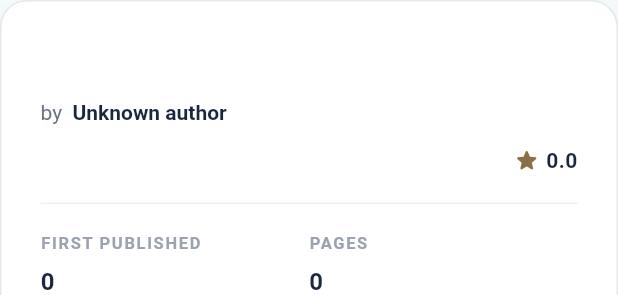
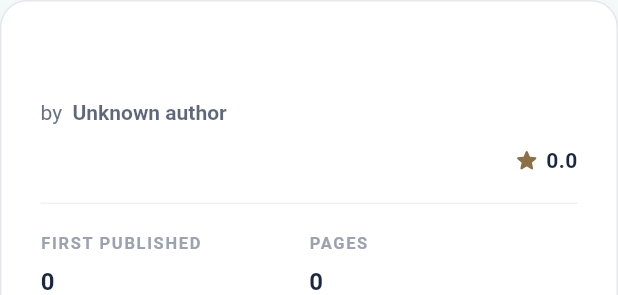
Before and after one commit to masud51435/bookBuddy, a Flutter app: the _BookInfoCard widget shown alone on an empty page, opened directly with empty values, on a phone screen of 412 x 824 dp. Shown: the top 295 px of the screen. Run offline on Flutter 3.47's test engine with Material 3 defaults, Android fonts, the phone set to English and light mode, and no system bars; our stand-ins replace cached_network_image, dio, flutter_riverpod, go_router, hive_flutter, shimmer; accounts and stored records are empty; network calls fail.

Commit message:
change the subtitle color in book details

```diff
--- a/lib/presentation/screens/book_details_screen.dart
+++ b/lib/presentation/screens/book_details_screen.dart
@@ -275,9 +275,9 @@ class _BookInfoCard extends StatelessWidget {
                   text: book.authors.isEmpty
                       ? 'Unknown author'
                       : book.authors.join(', '),
-                  style: const TextStyle(
+                  style: TextStyle(
                     fontWeight: FontWeight.w600,
-                    color: AppColors.textPrimary,
+                    color: AppColors.textPrimary.withValues(alpha: 0.7),
                   ),
                 ),
               ],
```
